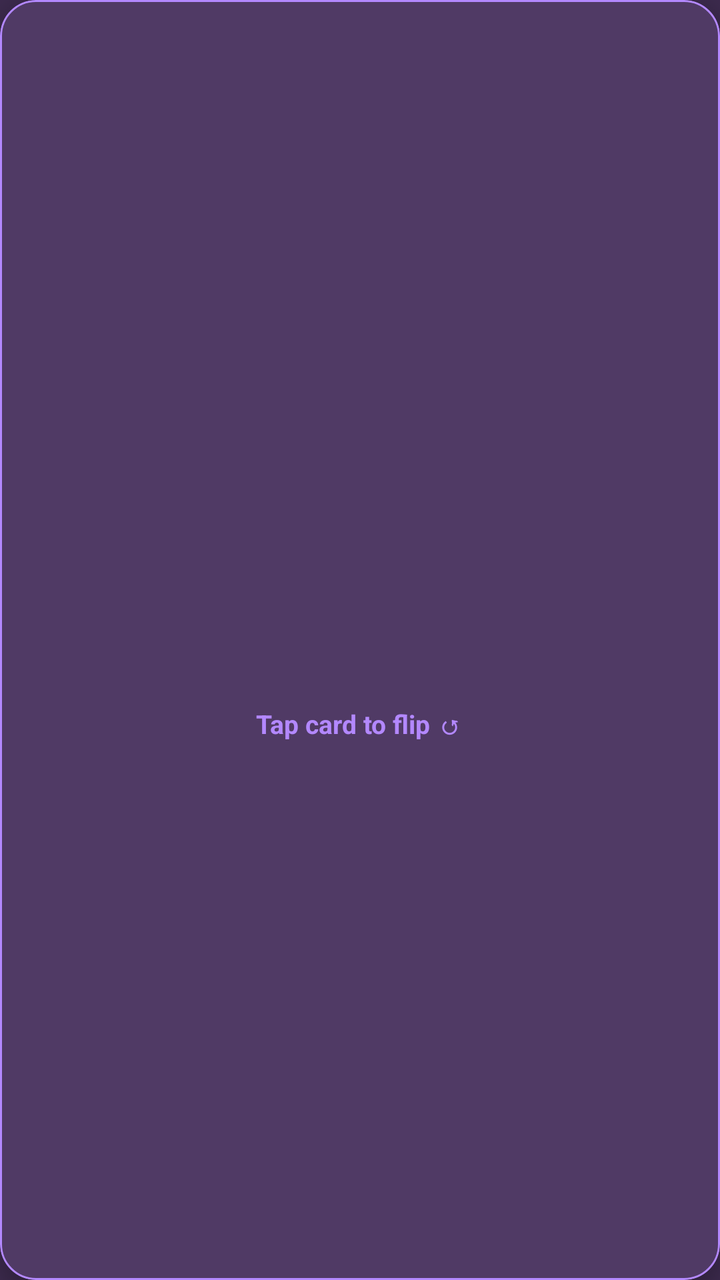
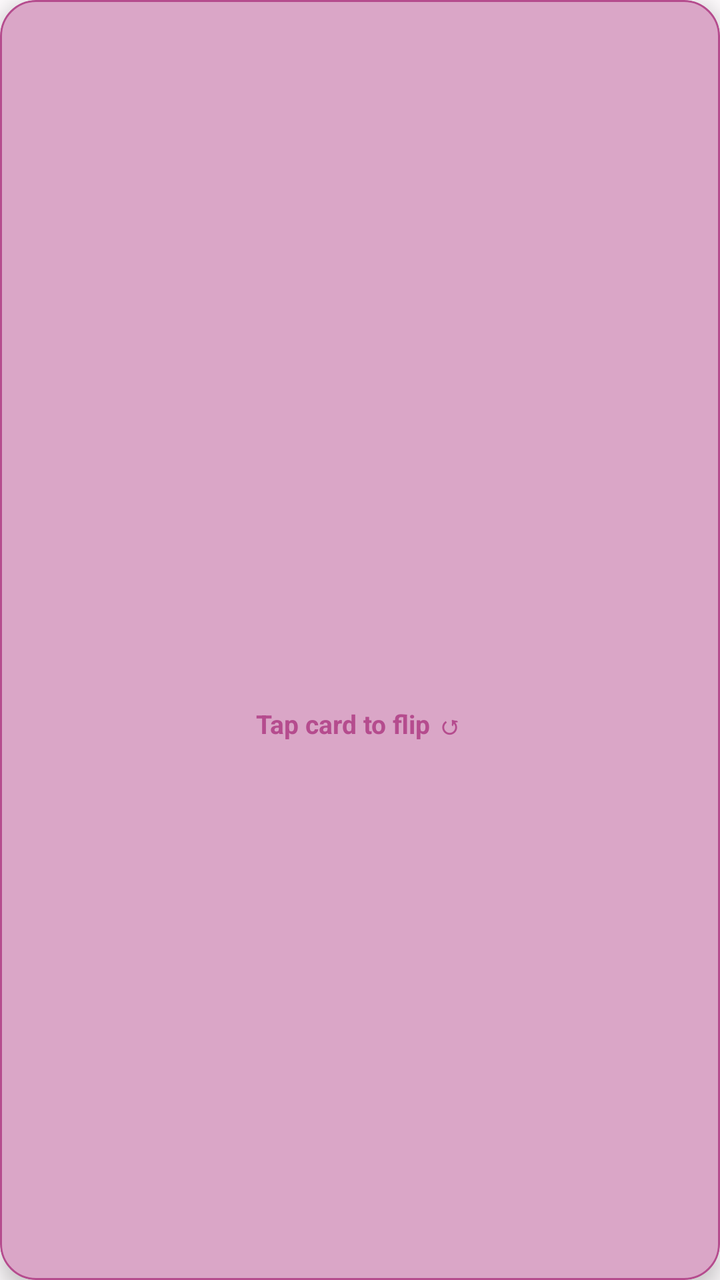

Two renders of the same Android screen: before a commit and after it. Below are the layout's source before the change and the commit's diff.
<!-- AndroidManifest.xml: application theme Theme.EpubReader -->
<!-- res/layout/item_vocabulary_flashcard.xml -->
<?xml version="1.0" encoding="utf-8"?>
<com.google.android.material.card.MaterialCardView xmlns:android="http://schemas.android.com/apk/res/android"
    xmlns:app="http://schemas.android.com/apk/res-auto"
    android:id="@+id/flashcardCardView"
    android:layout_width="match_parent"
    android:layout_height="380dp"
    android:layout_marginTop="8dp"
    android:layout_marginBottom="16dp"
    app:cardBackgroundColor="?attr/colorSurface"
    app:cardCornerRadius="18dp"
    app:cardElevation="6dp"
    app:strokeColor="@color/accent_pop"
    app:strokeWidth="1dp">

    <FrameLayout
        android:layout_width="match_parent"
        android:layout_height="match_parent"
        android:padding="24dp">

        
        <LinearLayout
            android:id="@+id/flashcardFrontSide"
            android:layout_width="match_parent"
            android:layout_height="match_parent"
            android:gravity="center"
            android:orientation="vertical">

            <TextView
                android:id="@+id/flashcardWord"
                android:layout_width="wrap_content"
                android:layout_height="wrap_content"
                android:gravity="center"
                android:textColor="@color/palette_mint"
                android:textSize="28sp"
                android:textStyle="bold" />

            <TextView
                android:id="@+id/flashcardPhonetic"
                android:layout_width="wrap_content"
                android:layout_height="wrap_content"
                android:layout_marginTop="8dp"
                android:textColor="@color/palette_slate"
                android:textSize="14sp"
                android:textStyle="italic" />

            <TextView
                android:layout_width="wrap_content"
                android:layout_height="wrap_content"
                android:layout_marginTop="20dp"
                android:text="@string/vocab_tap_to_flip"
                android:textColor="@color/accent_pop"
                android:textSize="13sp"
                android:textStyle="bold" />
        </LinearLayout>

        
        <LinearLayout
            android:id="@+id/flashcardBackSide"
            android:layout_width="match_parent"
            android:layout_height="match_parent"
            android:gravity="center"
            android:orientation="vertical"
            android:visibility="gone">

            <TextView
                android:id="@+id/flashcardPos"
                android:layout_width="wrap_content"
                android:layout_height="wrap_content"
                android:background="@drawable/oval_rounded_bg"
                android:paddingHorizontal="8dp"
                android:paddingVertical="3dp"
                android:textColor="@color/accent_pop"
                android:textSize="12sp"
                android:textStyle="bold|italic" />

            <TextView
                android:id="@+id/flashcardDef"
                android:layout_width="match_parent"
                android:layout_height="wrap_content"
                android:layout_marginTop="12dp"
                android:gravity="center"
                android:textColor="@color/palette_mint"
                android:textSize="15sp" />

            <TextView
                android:id="@+id/flashcardExample"
                android:layout_width="match_parent"
                android:layout_height="wrap_content"
                android:layout_marginTop="10dp"
                android:gravity="center"
                android:textColor="@color/dark_text_muted"
                android:textSize="13sp"
                android:textStyle="italic" />
        </LinearLayout>
    </FrameLayout>
</com.google.android.material.card.MaterialCardView>
<!-- resources referenced by this layout -->
<resources>
  <color name="accent_pop">@color/palette_violet</color>
  <color name="dark_text_muted">@color/palette_slate</color>
  <color name="palette_mint">#E0F0EA</color>
  <color name="palette_slate">#95ADBE</color>
  <!-- drawable oval_rounded_bg (drawable) -->
  <?xml version="1.0" encoding="utf-8"?>
  <shape xmlns:android="http://schemas.android.com/apk/res/android"
      android:shape="rectangle">
      <solid
          android:color="@color/palette_mint" />
      <corners android:radius="999dp" />
  </shape>
  <string name="vocab_tap_to_flip">Tap card to flip ↺</string>
  <style name="Theme.EpubReader" parent="Theme.MaterialComponents.DayNight.NoActionBar">
          <item name="android:windowBackground">@color/dark_bg</item>
          <item name="android:statusBarColor">@color/black</item>
          <item name="android:navigationBarColor">@color/black</item>
          <item name="android:windowLightStatusBar">false</item>
          <item name="android:windowLightNavigationBar" tools:targetApi="o_mr1">false</item>
          <item name="colorPrimary">@color/accent</item>
          <item name="colorPrimaryVariant">@color/accent_dark</item>
          <item name="colorOnPrimary">@color/white</item>
          <item name="colorSecondary">@color/secondary</item>
          <item name="colorOnSecondary">@color/white</item>
          <item name="android:colorBackground">@color/dark_bg</item>
          <item name="colorSurface">@color/dark_surface</item>
          <item name="colorOnSurface">@color/dark_text</item>
          <item name="android:textColorPrimary">@color/dark_text</item>
          <item name="android:textColorSecondary">@color/dark_text_muted</item>
          <item name="colorControlNormal">@color/white</item>
          <item name="toolbarStyle">@style/Widget.EpubReader.Toolbar</item>
          <item name="drawerArrowStyle">@style/Widget.EpubReader.DrawerArrowToggle</item>
      </style>
  <color name="palette_violet">#B388FF</color>
  <color name="dark_bg">@color/palette_eggplant</color>
  <color name="black">#000000</color>
  <color name="accent">@color/palette_plum</color>
  <color name="accent_dark">@color/palette_purple</color>
  <color name="white">#FFFFFF</color>
  <color name="secondary">@color/palette_slate</color>
  <color name="dark_surface">@color/palette_plum</color>
  <color name="dark_text">@color/palette_mint</color>
  <style name="Widget.EpubReader.Toolbar" parent="Widget.MaterialComponents.Toolbar">
          <item name="titleTextColor">?android:textColorPrimary</item>
          <item name="subtitleTextColor">?android:textColorSecondary</item>
          <item name="navigationIconTint">?android:textColorPrimary</item>
          <item name="actionMenuTextColor">?android:textColorPrimary</item>
      </style>
  <style name="Widget.EpubReader.DrawerArrowToggle" parent="Widget.AppCompat.DrawerArrowToggle">
          <item name="color">?android:textColorPrimary</item>
      </style>
  <color name="palette_eggplant">#3C2A4D</color>
  <color name="palette_plum">#503A65</color>
  <color name="palette_purple">#574F7D</color>
</resources>

<!-- the commit's change to res/layout/item_vocabulary_flashcard.xml (unified diff, before → after) -->
@@ -6,10 +6,10 @@
     android:layout_height="380dp"
     android:layout_marginTop="8dp"
     android:layout_marginBottom="16dp"
-    app:cardBackgroundColor="?attr/colorSurface"
+    app:cardBackgroundColor="@color/palette_plum"
     app:cardCornerRadius="18dp"
     app:cardElevation="6dp"
-    app:strokeColor="@color/accent_pop"
+    app:strokeColor="@color/palette_violet"
     app:strokeWidth="1dp">
 
     <FrameLayout
@@ -48,7 +48,7 @@
                 android:layout_height="wrap_content"
                 android:layout_marginTop="20dp"
                 android:text="@string/vocab_tap_to_flip"
-                android:textColor="@color/accent_pop"
+                android:textColor="@color/palette_violet"
                 android:textSize="13sp"
                 android:textStyle="bold" />
         </LinearLayout>
@@ -69,7 +69,7 @@
                 android:background="@drawable/oval_rounded_bg"
                 android:paddingHorizontal="8dp"
                 android:paddingVertical="3dp"
-                android:textColor="@color/accent_pop"
+                android:textColor="@color/palette_violet"
                 android:textSize="12sp"
                 android:textStyle="bold|italic" />
 
@@ -88,7 +88,7 @@
                 android:layout_height="wrap_content"
                 android:layout_marginTop="10dp"
                 android:gravity="center"
-                android:textColor="@color/dark_text_muted"
+                android:textColor="@color/palette_slate"
                 android:textSize="13sp"
                 android:textStyle="italic" />
         </LinearLayout>
<!-- resource entries referenced after the edit -->
@@ -1,58 +1,60 @@
 <!-- resources referenced by this layout -->
 <resources>
-  <color name="accent_pop">@color/palette_violet</color>
-  <color name="dark_text_muted">@color/palette_slate</color>
-  <color name="palette_mint">#E0F0EA</color>
-  <color name="palette_slate">#95ADBE</color>
+  <color name="palette_mint">@color/palette_china</color>
+  <color name="palette_slate">@color/palette_dusty_rose</color>
   <!-- drawable oval_rounded_bg (drawable) -->
   <?xml version="1.0" encoding="utf-8"?>
   <shape xmlns:android="http://schemas.android.com/apk/res/android"
       android:shape="rectangle">
       <solid
-          android:color="@color/palette_mint" />
+          android:color="@color/palette_eggplant" />
       <corners android:radius="999dp" />
   </shape>
   <string name="vocab_tap_to_flip">Tap card to flip ↺</string>
   <style name="Theme.EpubReader" parent="Theme.MaterialComponents.DayNight.NoActionBar">
-          <item name="android:windowBackground">@color/dark_bg</item>
+          <item name="android:windowBackground">@color/palette_eggplant</item>
           <item name="android:statusBarColor">@color/black</item>
           <item name="android:navigationBarColor">@color/black</item>
           <item name="android:windowLightStatusBar">false</item>
           <item name="android:windowLightNavigationBar" tools:targetApi="o_mr1">false</item>
-          <item name="colorPrimary">@color/accent</item>
-          <item name="colorPrimaryVariant">@color/accent_dark</item>
+          <item name="android:windowNoTitle">true</item>
+          <item name="android:windowContentOverlay">@null</item>
+          <item name="android:enforceStatusBarContrast" tools:targetApi="q">false</item>
+          <item name="android:enforceNavigationBarContrast" tools:targetApi="q">false</item>
+          <item name="colorPrimary">@color/palette_plum</item>
+          <item name="colorPrimaryVariant">@color/palette_purple</item>
           <item name="colorOnPrimary">@color/white</item>
-          <item name="colorSecondary">@color/secondary</item>
+          <item name="colorSecondary">@color/palette_slate</item>
           <item name="colorOnSecondary">@color/white</item>
-          <item name="android:colorBackground">@color/dark_bg</item>
-          <item name="colorSurface">@color/dark_surface</item>
-          <item name="colorOnSurface">@color/dark_text</item>
-          <item name="android:textColorPrimary">@color/dark_text</item>
-          <item name="android:textColorSecondary">@color/dark_text_muted</item>
+          <item name="android:colorBackground">@color/palette_eggplant</item>
+          <item name="colorSurface">@color/palette_plum</item>
+          <item name="colorOnSurface">@color/palette_mint</item>
+          <item name="android:textColorPrimary">@color/palette_mint</item>
+          <item name="android:textColorSecondary">@color/palette_slate</item>
           <item name="colorControlNormal">@color/white</item>
           <item name="toolbarStyle">@style/Widget.EpubReader.Toolbar</item>
           <item name="drawerArrowStyle">@style/Widget.EpubReader.DrawerArrowToggle</item>
       </style>
-  <color name="palette_violet">#B388FF</color>
-  <color name="dark_bg">@color/palette_eggplant</color>
-  <color name="black">#000000</color>
-  <color name="accent">@color/palette_plum</color>
-  <color name="accent_dark">@color/palette_purple</color>
-  <color name="white">#FFFFFF</color>
-  <color name="secondary">@color/palette_slate</color>
-  <color name="dark_surface">@color/palette_plum</color>
-  <color name="dark_text">@color/palette_mint</color>
+  <color name="palette_china">#1c0c16</color>
+  <color name="palette_copper_rose">#daa6c7</color>
+  <color name="palette_dusty_rose">#4f213e</color>
+  <color name="palette_blush_mauve">#b54c8e</color>
+  <color name="palette_violet">@color/palette_blush_mauve</color>
+  <color name="black">#FFFFFF</color>
+  <color name="white">#000000</color>
   <style name="Widget.EpubReader.Toolbar" parent="Widget.MaterialComponents.Toolbar">
-          <item name="titleTextColor">?android:textColorPrimary</item>
-          <item name="subtitleTextColor">?android:textColorSecondary</item>
-          <item name="navigationIconTint">?android:textColorPrimary</item>
-          <item name="actionMenuTextColor">?android:textColorPrimary</item>
+          <item name="titleTextColor">@color/palette_mint</item>
+          <item name="subtitleTextColor">@color/palette_slate</item>
+          <item name="navigationIconTint">@color/palette_mint</item>
+          <item name="actionMenuTextColor">@color/palette_mint</item>
       </style>
   <style name="Widget.EpubReader.DrawerArrowToggle" parent="Widget.AppCompat.DrawerArrowToggle">
-          <item name="color">?android:textColorPrimary</item>
+          <item name="color">@color/palette_mint</item>
       </style>
-  <color name="palette_eggplant">#3C2A4D</color>
-  <color name="palette_plum">#503A65</color>
-  <color name="palette_purple">#574F7D</color>
+  <color name="palette_plum_wine">#fdfafc</color>
+  <color name="palette_rose_water">#823666</color>
+  <color name="palette_eggplant">@color/palette_plum_wine</color>
+  <color name="palette_plum">@color/palette_copper_rose</color>
+  <color name="palette_purple">@color/palette_rose_water</color>
 </resources>
 
